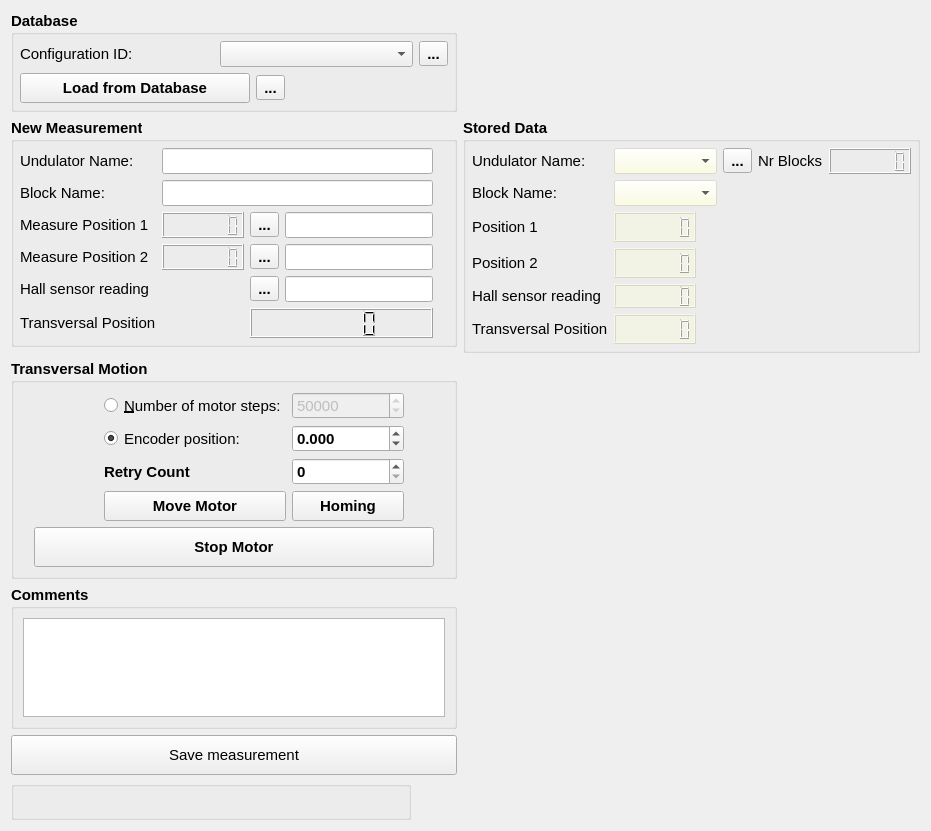
The window that deltabench/gui/ui/measurementwidget.ui (lnls-ima/delta-assembly-bench) describes before a commit, drawn with Qt 5.
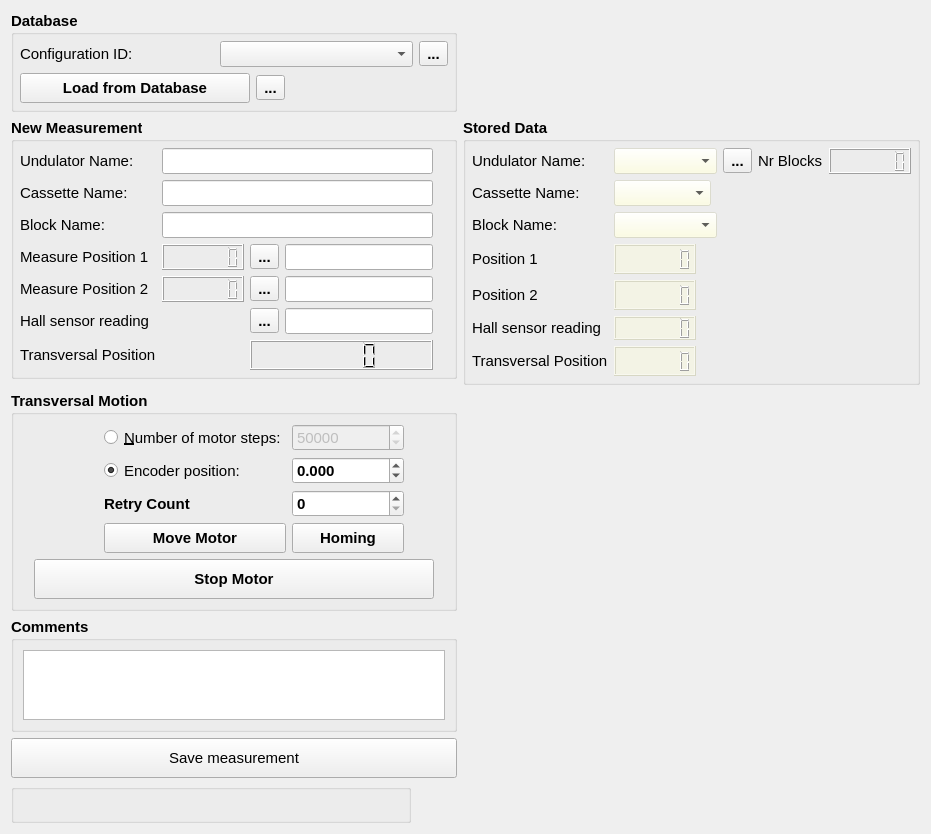
The same window after the commit. Icons and pictures are not drawn.

Commit message:
Add field for cassette name in GUI
Add a field to specify the cassette name associated to a measurement
and another to specify the cassette in a block info search.

```diff
--- a/deltabench/gui/ui/measurementwidget.ui
+++ b/deltabench/gui/ui/measurementwidget.ui
@@ -101,31 +101,52 @@
       <property name="bottomMargin">
        <number>6</number>
       </property>
-      <item row="6" column="2">
-       <widget class="QToolButton" name="tbt_store_position_2">
+      <item row="11" column="4">
+       <widget class="QLabel" name="la_hall_led">
         <property name="enabled">
-         <bool>true</bool>
+         <bool>false</bool>
         </property>
-        <property name="toolTip">
-         <string>&lt;html&gt;&lt;head/&gt;&lt;body&gt;&lt;p&gt;Register block position 2&lt;/p&gt;&lt;/body&gt;&lt;/html&gt;</string>
+        <property name="sizePolicy">
+         <sizepolicy hsizetype="Fixed" vsizetype="Fixed">
+          <horstretch>0</horstretch>
+          <verstretch>0</verstretch>
+         </sizepolicy>
         </property>
-        <property name="text">
-         <string>...</string>
+        <property name="minimumSize">
+         <size>
+          <width>0</width>
+          <height>0</height>
+         </size>
         </property>
-        <property name="icon">
-         <iconset>
-          <normaloff>../../resources/img/chevron-triple-right.png</normaloff>../../resources/img/chevron-triple-right.png</iconset>
-        </property>
-        <property name="iconSize">
+        <property name="maximumSize">
          <size>
           <width>24</width>
           <height>24</height>
          </size>
         </property>
+        <property name="text">
+         <string/>
+        </property>
+        <property name="pixmap">
+         <pixmap>../../resources/img/green_light.png</pixmap>
+        </property>
+        <property name="scaledContents">
+         <bool>true</bool>
+        </property>
+        <property name="alignment">
+         <set>Qt::AlignCenter</set>
+        </property>
        </widget>
       </item>
-      <item row="6" column="0">
-       <widget class="QLabel" name="label_4">
+      <item row="8" column="1">
+       <widget class="QLCDNumber" name="lcd_curr_position_1">
+        <property name="digitCount">
+         <number>7</number>
+        </property>
+       </widget>
+      </item>
+      <item row="11" column="0">
+       <widget class="QLabel" name="label_2">
         <property name="font">
          <font>
           <weight>50</weight>
@@ -133,11 +154,11 @@
          </font>
         </property>
         <property name="text">
-         <string>Measure Position 2</string>
+         <string>Hall sensor reading</string>
         </property>
        </widget>
       </item>
-      <item row="5" column="2">
+      <item row="8" column="2">
        <widget class="QToolButton" name="tbt_store_position_1">
         <property name="enabled">
          <bool>true</bool>
@@ -161,26 +182,6 @@
        </widget>
       </item>
       <item row="8" column="0">
-       <widget class="QLabel" name="label_2">
-        <property name="font">
-         <font>
-          <weight>50</weight>
-          <bold>false</bold>
-         </font>
-        </property>
-        <property name="text">
-         <string>Hall sensor reading</string>
-        </property>
-       </widget>
-      </item>
-      <item row="5" column="1">
-       <widget class="QLCDNumber" name="lcd_curr_position_1">
-        <property name="digitCount">
-         <number>7</number>
-        </property>
-       </widget>
-      </item>
-      <item row="5" column="0">
        <widget class="QLabel" name="label_3">
         <property name="font">
          <font>
@@ -193,44 +194,30 @@
         </property>
        </widget>
       </item>
-      <item row="8" column="4">
-       <widget class="QLabel" name="la_hall_led">
+      <item row="9" column="2">
+       <widget class="QToolButton" name="tbt_store_position_2">
         <property name="enabled">
-         <bool>false</bool>
+         <bool>true</bool>
         </property>
-        <property name="sizePolicy">
-         <sizepolicy hsizetype="Fixed" vsizetype="Fixed">
-          <horstretch>0</horstretch>
-          <verstretch>0</verstretch>
-         </sizepolicy>
+        <property name="toolTip">
+         <string>&lt;html&gt;&lt;head/&gt;&lt;body&gt;&lt;p&gt;Register block position 2&lt;/p&gt;&lt;/body&gt;&lt;/html&gt;</string>
         </property>
-        <property name="minimumSize">
-         <size>
-          <width>0</width>
-          <height>0</height>
-         </size>
+        <property name="text">
+         <string>...</string>
         </property>
-        <property name="maximumSize">
+        <property name="icon">
+         <iconset>
+          <normaloff>../../resources/img/chevron-triple-right.png</normaloff>../../resources/img/chevron-triple-right.png</iconset>
+        </property>
+        <property name="iconSize">
          <size>
           <width>24</width>
           <height>24</height>
          </size>
         </property>
-        <property name="text">
-         <string/>
-        </property>
-        <property name="pixmap">
-         <pixmap>../../resources/img/green_light.png</pixmap>
-        </property>
-        <property name="scaledContents">
-         <bool>true</bool>
-        </property>
-        <property name="alignment">
-         <set>Qt::AlignCenter</set>
-        </property>
        </widget>
       </item>
-      <item row="8" column="2">
+      <item row="11" column="2">
        <widget class="QToolButton" name="tbt_read_hall">
         <property name="enabled">
          <bool>true</bool>
@@ -253,7 +240,7 @@
         </property>
        </widget>
       </item>
-      <item row="6" column="1">
+      <item row="9" column="1">
        <widget class="QLCDNumber" name="lcd_curr_position_2">
         <property name="autoFillBackground">
          <bool>false</bool>
@@ -264,7 +251,7 @@
        </widget>
       </item>
       <item row="9" column="0">
-       <widget class="QLabel" name="label_5">
+       <widget class="QLabel" name="label_4">
         <property name="font">
          <font>
           <weight>50</weight>
@@ -272,11 +259,11 @@
          </font>
         </property>
         <property name="text">
-         <string>Transversal Position</string>
+         <string>Measure Position 2</string>
         </property>
        </widget>
       </item>
-      <item row="5" column="3">
+      <item row="8" column="3">
        <widget class="QLineEdit" name="le_display_position_1">
         <property name="font">
          <font>
@@ -302,7 +289,7 @@
         </property>
        </widget>
       </item>
-      <item row="9" column="2" colspan="2">
+      <item row="12" column="2" colspan="2">
        <widget class="QLCDNumber" name="lcd_linear_encoder_position">
         <property name="enabled">
          <bool>true</bool>
@@ -321,7 +308,7 @@
         </property>
        </widget>
       </item>
-      <item row="4" column="0">
+      <item row="5" column="0">
        <widget class="QLabel" name="label">
         <property name="font">
          <font>
@@ -347,7 +334,20 @@
         </property>
        </widget>
       </item>
-      <item row="6" column="3">
+      <item row="12" column="0">
+       <widget class="QLabel" name="label_5">
+        <property name="font">
+         <font>
+          <weight>50</weight>
+          <bold>false</bold>
+         </font>
+        </property>
+        <property name="text">
+         <string>Transversal Position</string>
+        </property>
+       </widget>
+      </item>
+      <item row="9" column="3">
        <widget class="QLineEdit" name="le_display_position_2">
         <property name="font">
          <font>
@@ -360,7 +360,7 @@
         </property>
        </widget>
       </item>
-      <item row="4" column="1" colspan="3">
+      <item row="5" column="1" colspan="3">
        <widget class="QLineEdit" name="le_block_name">
         <property name="font">
          <font>
@@ -373,7 +373,7 @@
         </property>
        </widget>
       </item>
-      <item row="8" column="3">
+      <item row="11" column="3">
        <widget class="QLineEdit" name="le_hall_sensor_voltage">
         <property name="font">
          <font>
@@ -386,6 +386,32 @@
         </property>
        </widget>
       </item>
+      <item row="4" column="0">
+       <widget class="QLabel" name="label_10">
+        <property name="font">
+         <font>
+          <weight>50</weight>
+          <bold>false</bold>
+         </font>
+        </property>
+        <property name="text">
+         <string>Cassette Name:</string>
+        </property>
+       </widget>
+      </item>
+      <item row="4" column="1" colspan="3">
+       <widget class="QLineEdit" name="le_cassette_name">
+        <property name="font">
+         <font>
+          <weight>50</weight>
+          <bold>false</bold>
+         </font>
+        </property>
+        <property name="readOnly">
+         <bool>false</bool>
+        </property>
+       </widget>
+      </item>
      </layout>
     </widget>
    </item>
@@ -881,7 +907,7 @@
         </property>
        </widget>
       </item>
-      <item row="6" column="2">
+      <item row="8" column="2">
        <widget class="QLCDNumber" name="lcd_hall_reading_stored">
         <property name="autoFillBackground">
          <bool>false</bool>
@@ -894,7 +920,7 @@
         </property>
        </widget>
       </item>
-      <item row="6" column="3">
+      <item row="8" column="3">
        <widget class="QLabel" name="la_hall_led_stored">
         <property name="enabled">
          <bool>false</bool>
@@ -931,7 +957,7 @@
         </property>
        </widget>
       </item>
-      <item row="8" column="0">
+      <item row="10" column="0">
        <widget class="QLabel" name="label_12">
         <property name="font">
          <font>
@@ -944,7 +970,7 @@
         </property>
        </widget>
       </item>
-      <item row="4" column="0">
+      <item row="6" column="0">
        <widget class="QLabel" name="label_6">
         <property name="font">
          <font>
@@ -957,7 +983,7 @@
         </property>
        </widget>
       </item>
-      <item row="6" column="0">
+      <item row="8" column="0">
        <widget class="QLabel" name="label_7">
         <property name="font">
          <font>
@@ -970,7 +996,7 @@
         </property>
        </widget>
       </item>
-      <item row="3" column="2">
+      <item row="5" column="2">
        <widget class="QLCDNumber" name="lcd_curr_position_1_stored">
         <property name="styleSheet">
          <string notr="true">background-color: rgba(255, 255, 219, 100);</string>
@@ -980,7 +1006,7 @@
         </property>
        </widget>
       </item>
-      <item row="3" column="0">
+      <item row="5" column="0">
        <widget class="QLabel" name="label_8">
         <property name="font">
          <font>
@@ -993,7 +1019,7 @@
         </property>
        </widget>
       </item>
-      <item row="4" column="2">
+      <item row="6" column="2">
        <widget class="QLCDNumber" name="lcd_curr_position_2_stored">
         <property name="autoFillBackground">
          <bool>false</bool>
@@ -1006,7 +1032,7 @@
         </property>
        </widget>
       </item>
-      <item row="8" column="2">
+      <item row="10" column="2">
        <widget class="QLCDNumber" name="lcd_encoder_stored">
         <property name="enabled">
          <bool>true</bool>
@@ -1037,7 +1063,7 @@
         </property>
        </widget>
       </item>
-      <item row="1" column="0">
+      <item row="2" column="0">
        <widget class="QLabel" name="label_13">
         <property name="font">
          <font>
@@ -1063,7 +1089,7 @@
         </property>
        </widget>
       </item>
-      <item row="1" column="2" colspan="3">
+      <item row="2" column="2" colspan="3">
        <widget class="QComboBox" name="cmb_block_list">
         <property name="styleSheet">
          <string notr="true">background-color: rgba(255, 255, 219, 100);</string>
@@ -1100,6 +1126,26 @@
         </property>
        </widget>
       </item>
+      <item row="1" column="0">
+       <widget class="QLabel" name="label_14">
+        <property name="font">
+         <font>
+          <weight>50</weight>
+          <bold>false</bold>
+         </font>
+        </property>
+        <property name="text">
+         <string>Cassette Name:</string>
+        </property>
+       </widget>
+      </item>
+      <item row="1" column="2" colspan="2">
+       <widget class="QComboBox" name="cmb_cassette_list">
+        <property name="styleSheet">
+         <string notr="true">background-color: rgba(255, 255, 219, 100);</string>
+        </property>
+       </widget>
+      </item>
      </layout>
     </widget>
    </item>
```
Left out of the diff: 14 changed lines with no effect on the pictures. The commit also changes 4 other files.
